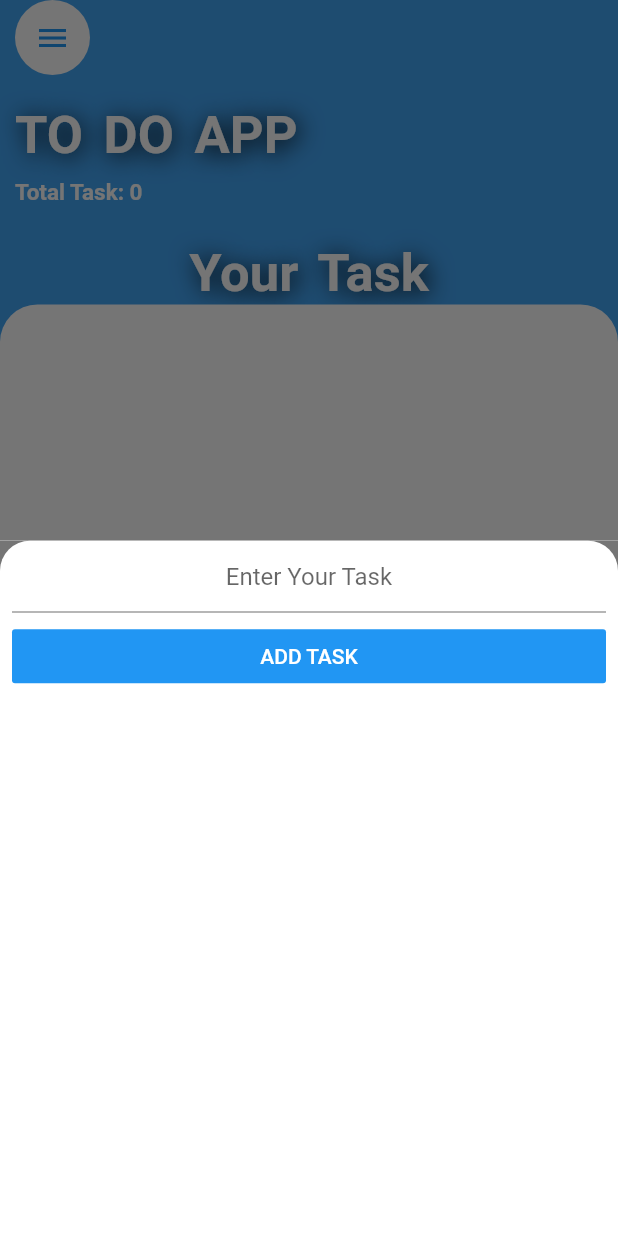
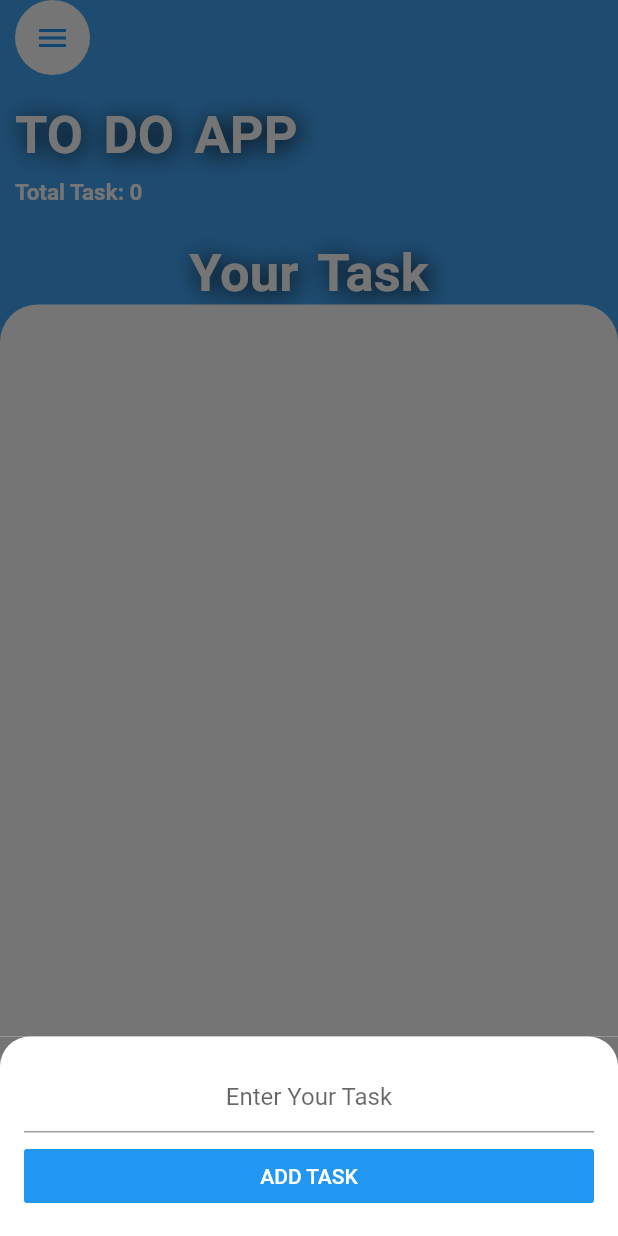
Before and after one commit to Harsh1052/Hive_database, a Flutter app: the screen it shows after launch, after a tap on the "add" icon, on a phone screen of 412 x 824 dp. Run offline on Flutter 3.47's test engine with Material 2 defaults, Android fonts, the phone set to English and light mode, and no system bars; our stand-ins replace hive; accounts and stored records are empty; generated files the repository leaves out were written again.

Commit message:
Fixed whole app

```diff
--- a/lib/data/task_data.dart
+++ b/lib/data/task_data.dart
@@ -1,3 +1,5 @@
+import 'dart:collection';
+
 import 'package:flutter/foundation.dart';
 import 'package:hive/hive.dart';
 
@@ -6,19 +8,19 @@ part 'task_data.g.dart';
 @HiveType(typeId: 0)
 class TaskData {
   @HiveField(0)
-  final String title;
+  String title;
 
   @HiveField(1)
-  final bool isCompleted;
+  bool isCompleted;
 
   @HiveField(2)
-  final String currentDate;
+  String currentDate;
 
   @HiveField(3)
-  final String currentMonth;
+  String currentMonth;
 
   @HiveField(4)
-  final String currentYear;
+  String currentYear;
 
   TaskData(
       {this.title,
@@ -29,19 +31,40 @@ class TaskData {
 }
 
 class TaskList extends ChangeNotifier {
-  List<TaskData> tasksList = [];
+  List<TaskData> _tasksList = [];
+
+  UnmodifiableListView get tasksList => UnmodifiableListView(_tasksList);
 
   void addTask(String newTask, DateTime dateTime) {
-    Hive.box('tasks').add(TaskData(
+    final task = TaskData(
         title: newTask,
         currentDate: dateTime.day.toString(),
         currentMonth: dateTime.month.toString(),
-        currentYear: dateTime.year.toString()));
+        currentYear: dateTime.year.toString());
+    _tasksList.add(task);
+    Hive.box('tasks').add(task);
     notifyListeners();
   }
 
   void deleteTask(int index) {
     Hive.box('tasks').deleteAt(index);
+    _tasksList.removeAt(index);
     notifyListeners();
   }
+
+  void updateTask(int index,TaskData task){
+    _tasksList[index] = task;
+    Hive.box('tasks').putAt(index, task);
+    notifyListeners();
+  }
+
+  void toggleTask(int index){
+    _tasksList[index].isCompleted = !_tasksList[index].isCompleted;
+    Hive.box('tasks').putAt(index, _tasksList[index]);
+    notifyListeners();
+  }
+
+  void setTaskList(List<TaskData> list){
+    _tasksList = list;
+  }
 }
--- a/lib/main.dart
+++ b/lib/main.dart
@@ -1,5 +1,4 @@
 import 'package:flutter/material.dart';
-import 'package:flutter_todo_hive/constants.dart';
 import 'package:flutter_todo_hive/data/task_data.dart';
 import 'package:flutter_todo_hive/screen/home_screen.dart';
 import 'package:hive/hive.dart';
@@ -13,47 +12,18 @@ void main() async {
   Hive.init(pathProvider.path);
   Hive.registerAdapter(TaskDataAdapter());
 
+  await Hive.openBox('tasks');
   runApp(MyApp());
-  Hive.openBox('tasks');
 }
 
 class MyApp extends StatelessWidget {
   @override
   Widget build(BuildContext context) {
-    Hive.openBox('tasks');
     return ChangeNotifierProvider(
       create: (context) => TaskList(),
       child: MaterialApp(
         debugShowCheckedModeBanner: false,
-        home: FutureBuilder(
-          future: Hive.openBox('tasks'),
-          builder: (BuildContext context, AsyncSnapshot<dynamic> snapshot) {
-            if (snapshot.connectionState == ConnectionState.done) {
-              if (snapshot.hasError) {
-                return Center(
-                  child: Scaffold(
-                      body: Center(
-                          child: Text(
-                    snapshot.error.toString(),
-                    style: errorTitle,
-                  ))),
-                );
-              } else {
-                return HomeScreen();
-              }
-            } else {
-              return Center(
-                child: Scaffold(
-                    body: Center(
-                  child: Text(
-                    'Loading Your Data',
-                    style: errorTitle,
-                  ),
-                )),
-              );
-            }
-          },
-        ),
+        home:HomeScreen(),
       ),
     );
   }
--- a/lib/screen/home_screen.dart
+++ b/lib/screen/home_screen.dart
@@ -2,10 +2,10 @@ import 'package:flutter/material.dart';
 import 'package:flutter_todo_hive/data/task_data.dart';
 import 'package:flutter_todo_hive/widgets/bottomsheet_widget.dart';
 import 'package:hive/hive.dart';
-import 'package:hive_flutter/hive_flutter.dart';
 import 'package:provider/provider.dart';
 
 import '../constants.dart';
+import '../data/task_data.dart';
 
 class HomeScreen extends StatefulWidget {
   @override
@@ -13,19 +13,33 @@ class HomeScreen extends StatefulWidget {
 }
 
 class _HomeScreenState extends State<HomeScreen> {
+
+  @override
+  void initState() {
+    super.initState();
+    List<TaskData> list = [];
+    for (int i = 0; i < Hive.box('tasks').length; i++) {
+      final box = Hive.box('tasks').getAt(i) as TaskData;
+      list.add(box);
+    }
+    Provider.of<TaskList>(context,listen: false).setTaskList(list);
+  }
+
   @override
   Widget build(BuildContext context) {
-    Hive.openBox('tasks');
-    for (int i = 0; i < Hive.box('tasks').length; i++) {
-      final box = Hive.box('tasks').getAt(i) as TaskData;
-      Provider.of<TaskList>(context).tasksList.add(box);
-    }
+
     return Scaffold(
       floatingActionButton: FloatingActionButton(
         onPressed: () {
           showModalBottomSheet(
               context: context,
-              builder: (BuildContext context) => BottomSheetWidget());
+              isScrollControlled: true,
+              builder: (BuildContext context) => SingleChildScrollView(
+                child: Container(
+                  padding: EdgeInsets.only(bottom: MediaQuery.of(context).viewInsets.bottom),
+                  child: BottomSheetWidget(),
+                ),
+              ));
         },
         child: Icon(Icons.add),
       ),
@@ -85,15 +99,12 @@ class _HomeScreenState extends State<HomeScreen> {
                         topRight: Radius.circular(25.0)),
                   ),
                   // ignore: deprecated_member_use
-                  child: WatchBoxBuilder(
-                      box: Hive.box('tasks'),
-                      builder: (context, box) {
-                        Hive.openBox('tasks');
-
+                  child:Consumer<TaskList>(
+                    builder:(context,data,child) {
+                      print('length is ${data.tasksList.length}');
                       return ListView.builder(
                         itemBuilder: (context, index) {
-                            Hive.openBox('tasks');
-                            final newBox = box.getAt(index) as TaskData;
+                          final newBox = data.tasksList[index];
                           return Column(
                             children: [
                               ListTile(
@@ -110,19 +121,7 @@ class _HomeScreenState extends State<HomeScreen> {
                                 trailing: Checkbox(
                                   value: newBox.isCompleted,
                                   onChanged: (newValue) {
-                                      box.put(
-                                          index,
-                                          TaskData(
-                                              currentDate:
-                                                  DateTime.now().day.toString(),
-                                              currentMonth: DateTime.now()
-                                                  .month
-                                                  .toString(),
-                                              currentYear: DateTime.now()
-                                                  .year
-                                                  .toString(),
-                                              title: newBox.title,
-                                              isCompleted: newValue));
+                                    Provider.of<TaskList>(context,listen: false).toggleTask(index);
                                   },
                                 ),
                                 leading: Text(
@@ -135,14 +134,17 @@ class _HomeScreenState extends State<HomeScreen> {
                                       .deleteTask(index);
                                 },
                                 subtitle: Text(
-                                      '${newBox.currentDate}/${newBox.currentMonth}/${newBox.currentYear}'),
+                                    '${newBox.currentDate}/${newBox
+                                        .currentMonth}/${newBox.currentYear}'),
                               ),
                             ],
                           );
                         },
-                          itemCount: Hive.box('tasks').length,
+                        itemCount: data.tasksList.length,
                       );
-                      })),
+                    }
+                  ),
+              ),
             )
           ],
         ),
@@ -152,8 +154,7 @@ class _HomeScreenState extends State<HomeScreen> {
 
   @override
   void dispose() {
-    // TODO: implement dispose
     super.dispose();
-    Hive.close();
+    //Hive.close();
   }
 }
--- a/lib/widgets/bottomsheet_widget.dart
+++ b/lib/widgets/bottomsheet_widget.dart
@@ -1,7 +1,6 @@
 import 'package:flutter/cupertino.dart';
 import 'package:flutter/material.dart';
 import 'package:flutter_todo_hive/data/task_data.dart';
-import 'package:hive/hive.dart';
 import 'package:provider/provider.dart';
 
 class BottomSheetWidget extends StatefulWidget {
@@ -11,13 +10,11 @@ class BottomSheetWidget extends StatefulWidget {
 
 class _BottomSheetWidgetState extends State<BottomSheetWidget> {
   int totalTask;
+  String newTask;
 
   @override
   Widget build(BuildContext context) {
-    Hive.openBox('tasks');
-    String navoTask;
-    return Scaffold(
-      body: Container(
+    return Container(
         color: Color(0xff757575),
         child: Container(
           decoration: BoxDecoration(
@@ -27,13 +24,14 @@ class _BottomSheetWidgetState extends State<BottomSheetWidget> {
                 topRight: Radius.circular(20.0)),
           ),
           child: Padding(
-            padding: const EdgeInsets.symmetric(horizontal: 8.0),
+            padding: const EdgeInsets.all(16),
             child: Column(
               crossAxisAlignment: CrossAxisAlignment.stretch,
+              mainAxisSize: MainAxisSize.min,
               children: [
                 TextField(
-                  onChanged: (newTask) {
-                    navoTask = newTask;
+                  onChanged: (task) {
+                    newTask = task;
                   },
                   textAlign: TextAlign.center,
                   decoration: InputDecoration(
@@ -45,12 +43,11 @@ class _BottomSheetWidgetState extends State<BottomSheetWidget> {
                 ),
                 FlatButton(
                   onPressed: () {
-                    if (navoTask == null) {
+                    if (newTask == null) {
                       Navigator.pop(context);
                     } else {
                       Provider.of<TaskList>(context, listen: false)
-                          .addTask(navoTask, DateTime.now());
-
+                          .addTask(newTask, DateTime.now());
                       Navigator.pop(context);
                     }
                   },
@@ -64,7 +61,6 @@ class _BottomSheetWidgetState extends State<BottomSheetWidget> {
             ),
           ),
         ),
-      ),
-    );
+      );
   }
 }
```
Also changed, not shown: pubspec.lock. Lines whose indentation alone changed are shown as unchanged.
